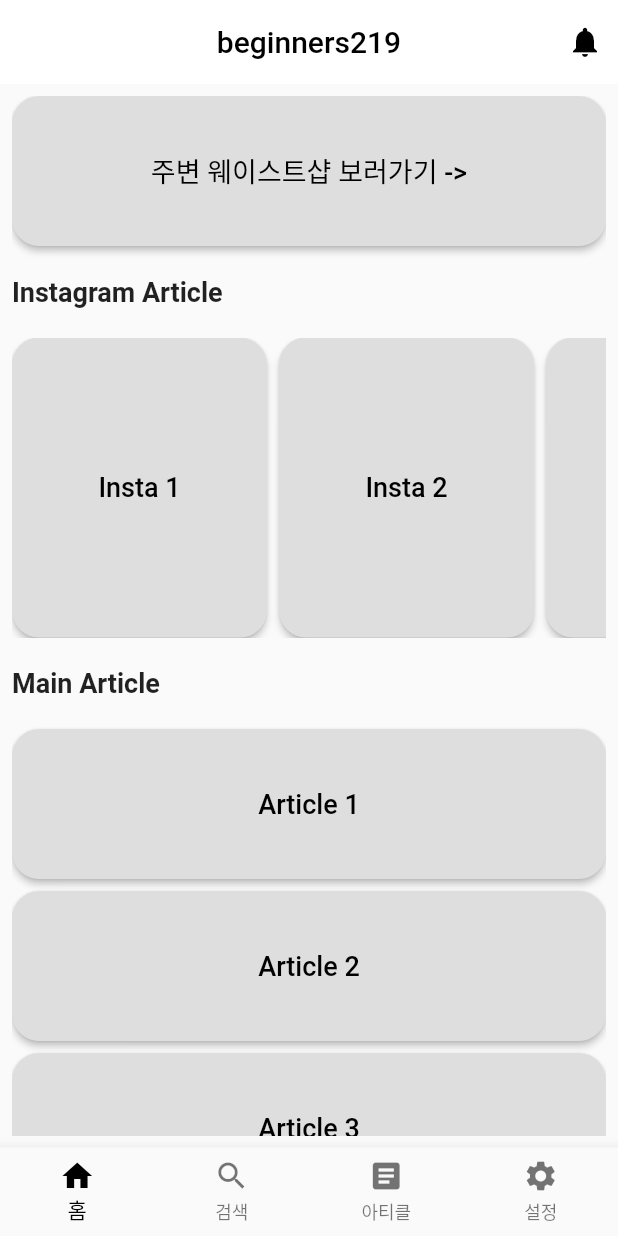
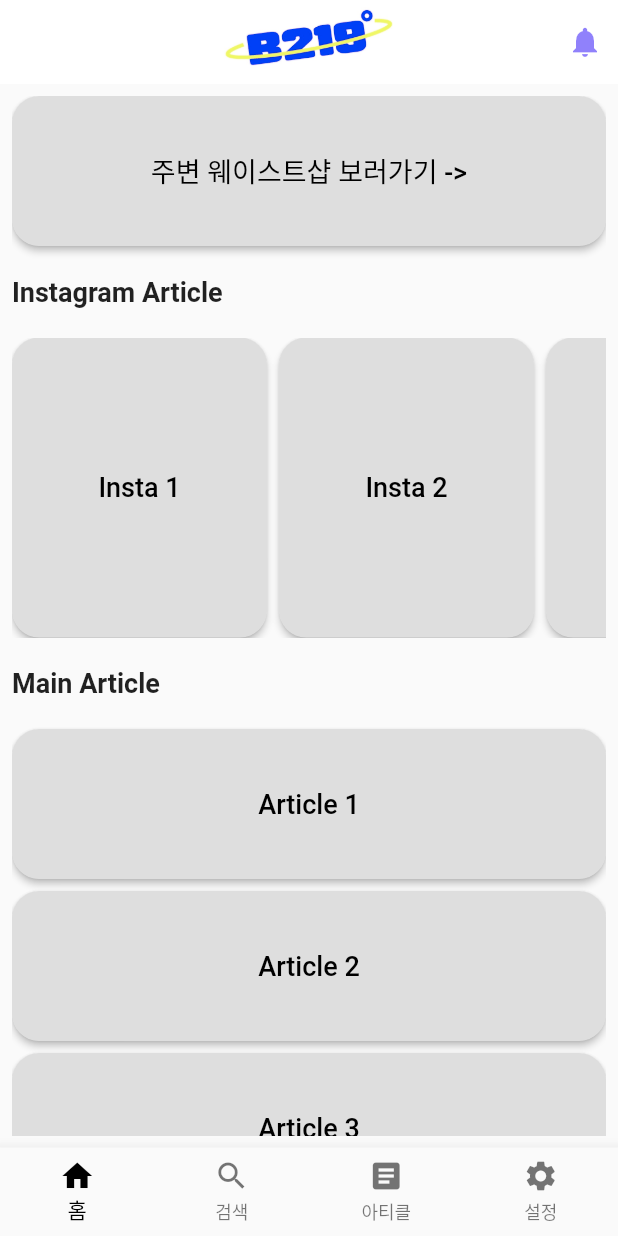
Before and after one commit to hwarak/beginners219-app, a Flutter app: the screen it shows after launch, on a phone screen of 412 x 824 dp. Run offline on Flutter 3.47's test engine with Material 2 defaults, Android fonts, the phone set to English and light mode, and no system bars; our stand-ins replace dio, flutter_dotenv, geolocator, google_maps_flutter, settings_ui.

Commit message:
add logo

```diff
--- a/lib/layout/default_layout.dart
+++ b/lib/layout/default_layout.dart
@@ -32,11 +32,9 @@ class _DefaultLayoutState extends State<DefaultLayout> {
   Widget build(BuildContext context) {
     return Scaffold(
       appBar: AppBar(
-        title: const Text(
-          'beginners219',
-          style: TextStyle(
-            color: Colors.black,
-          ),
+        title: Image.asset(
+          'assets/images/logo.jpg',
+          height: 100.0,
         ),
         centerTitle: true,
         backgroundColor: Colors.white,
@@ -44,7 +42,7 @@ class _DefaultLayoutState extends State<DefaultLayout> {
         actions: [
           Icon(
             Icons.notifications,
-            color: Colors.black,
+            color: Color.fromRGBO(33, 3, 248, 0.5),
           ),
           SizedBox(
             width: 10.0,
```
Also changed, not shown: assets/images/logo.jpg (added).
